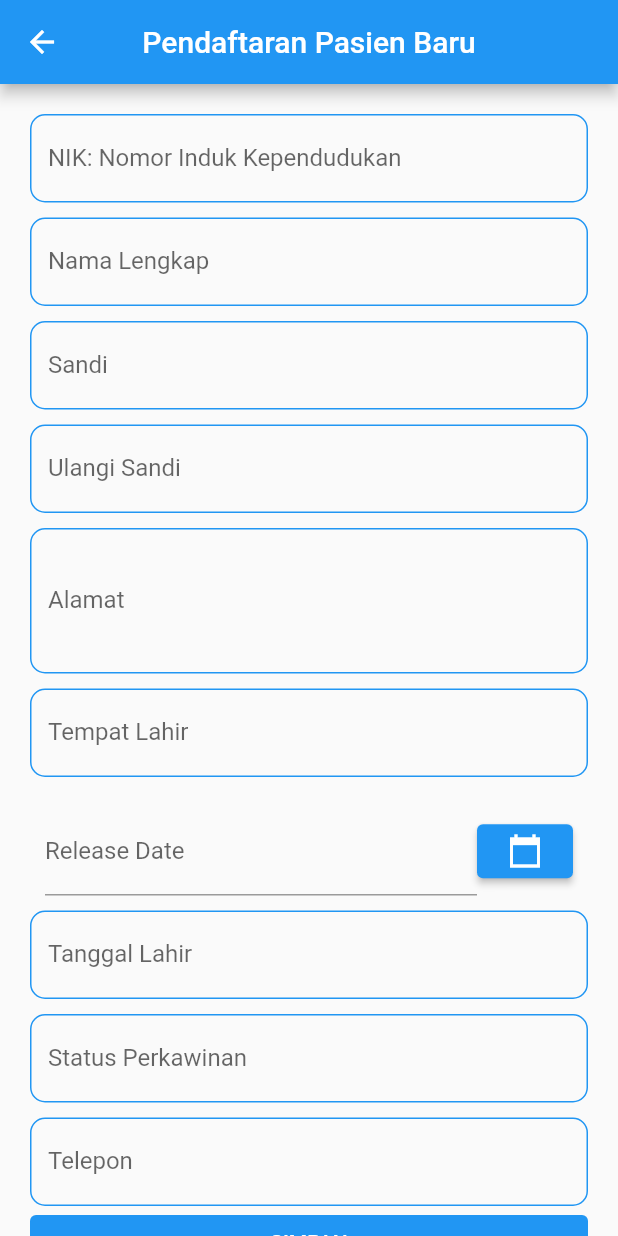
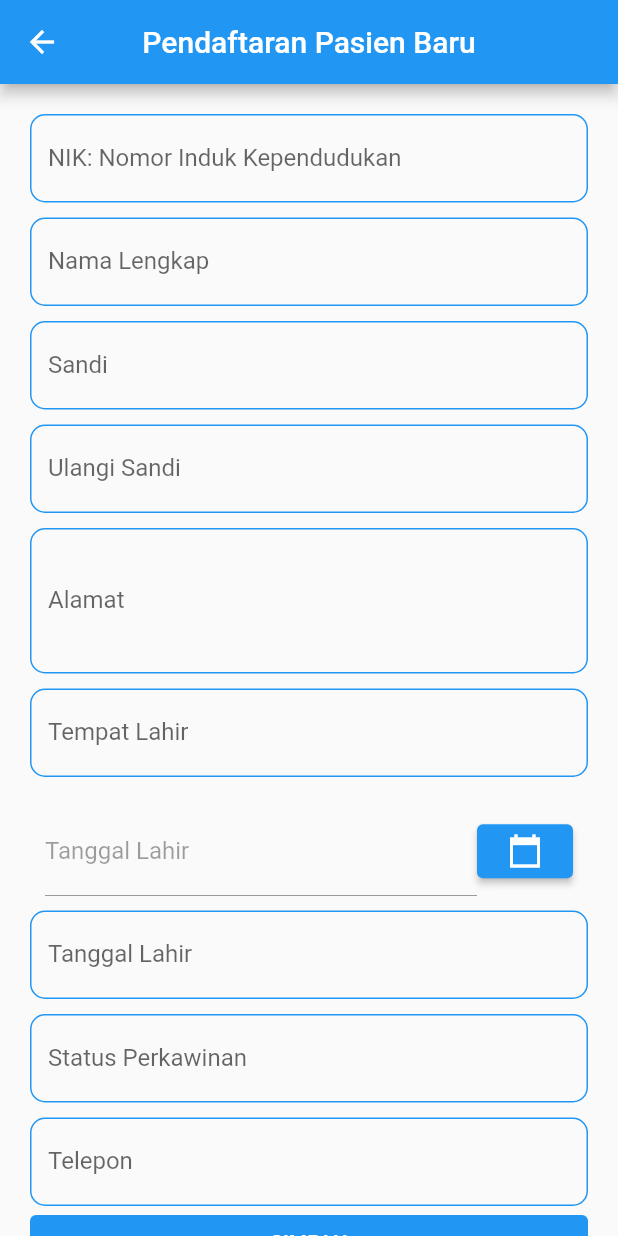
Before and after one commit to mlatifr/tugas_akhir, a Flutter app: the screen it shows after launch, after a tap on "DAFTAR", on a phone screen of 412 x 824 dp. Run offline on Flutter 3.47's test engine with Material 2 defaults, Android fonts, the phone set to English and light mode, and no system bars; our stand-ins replace shared_preferences.

Commit message:
gabisa ganti style kolom tanggal

```diff
--- a/flutter_application_1/lib/login.dart
+++ b/flutter_application_1/lib/login.dart
@@ -96,13 +96,14 @@ class _LoginPageState extends State<LoginPage> {
                   child: TextButton(
                       style: TextButton.styleFrom(
                         primary: Colors.white,
-                        backgroundColor: Colors.blue[300],
+                        backgroundColor: Colors.blue[200],
                       ),
                       onPressed: () {
                         doDaftar();
                       },
                       child: Text(
                         'DAFTAR',
+                        style: TextStyle(color: Colors.black54),
                       )),
                 )
               ],
--- a/flutter_application_1/lib/main.dart
+++ b/flutter_application_1/lib/main.dart
@@ -37,11 +37,9 @@ void main() {
 
   cekLogin().then((String result) {
     if (result == 'daftarBaru') {
-      print('result = $result');
       runApp(MaterialApp(home: DaftarPasienBaru()));
     } else if (result == '' && result != 'daftarBaru') {
-      print('result = $result');
-      runApp(LoginPage());
+      runApp(MaterialApp(home: LoginPage()));
     } else {
       user_aktif = result;
       runApp(MyApp());
--- a/flutter_application_1/lib/pendaftaran_pasien_baru.dart
+++ b/flutter_application_1/lib/pendaftaran_pasien_baru.dart
@@ -163,8 +163,16 @@ class _DaftarPasienBaruState extends State<DaftarPasienBaru> {
                   children: [
                     Expanded(
                         child: TextFormField(
-                      decoration: const InputDecoration(
-                        labelText: 'Release Date',
+                      enabled: false,
+                      decoration: InputDecoration(
+                        labelText: 'Tanggal Lahir',
+                        fillColor: Colors.white,
+                        enabledBorder: OutlineInputBorder(
+                          borderRadius: BorderRadius.circular(10.0),
+                          borderSide: BorderSide(
+                            color: Colors.blue,
+                          ),
+                        ),
                       ),
                       controller: _controllerdate,
                     )),
```
